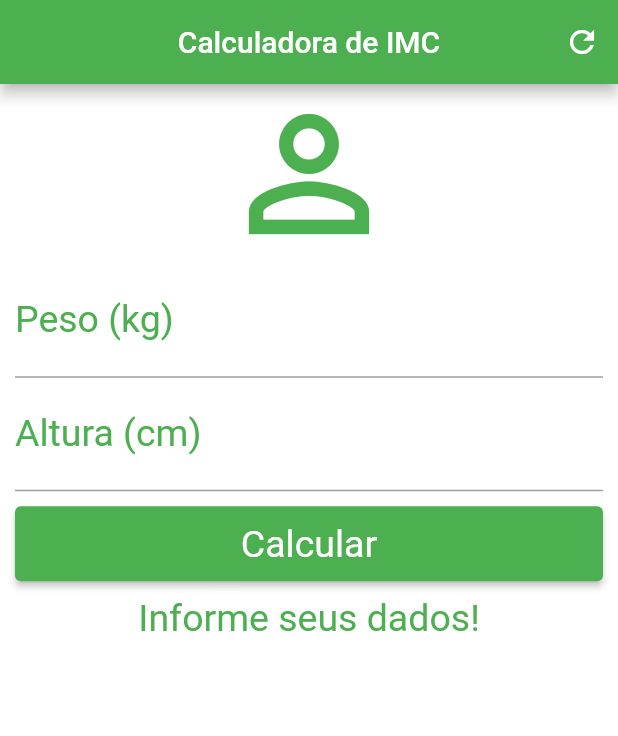
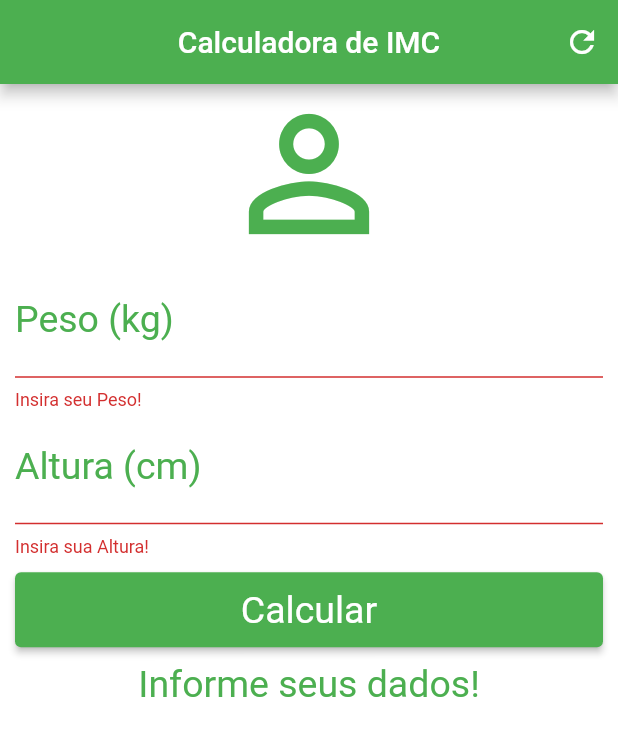
Before and after one commit to William-Souza-dev/Calculadora-IMC, a Flutter app: the screen it shows after launch, after a tap on "Calcular", on a phone screen of 412 x 824 dp. Shown: the top 736 px of the screen. Run offline on Flutter 3.47's test engine with Material 2 defaults, Android fonts, the phone set to English and light mode, and no system bars.

Commit message:
Concluido todas as Funções dos botões

```diff
--- a/calculadora_imc/lib/main.dart
+++ b/calculadora_imc/lib/main.dart
@@ -18,13 +18,38 @@ class Home extends StatefulWidget {
 class _HomeState extends State<Home> {
   TextEditingController pesoController = TextEditingController();
   TextEditingController alturaController = TextEditingController();
+  GlobalKey<FormState> _formKey = GlobalKey<FormState>();
 
   String _infoText = "Informe seus dados!";
 
   void _resetar() {
     pesoController.text = "";
     alturaController.text = "";
+    setState(() {
       _infoText = "Informe seus dados!";
+      _formKey = GlobalKey<FormState>();
+    });
+  }
+
+  void _calcular() {
+    setState(() {
+      double peso = double.parse(pesoController.text);
+      double altura = double.parse(alturaController.text) / 100;
+      double imc = peso / (altura * altura);
+      if (imc < 18.6) {
+        _infoText = "Abaixo do Peso (${imc.toStringAsPrecision(3)})";
+      } else if (imc >= 18.6 && imc < 24.9) {
+        _infoText = "Peso Ideal (${imc.toStringAsPrecision(3)})";
+      } else if (imc >= 25 && imc < 29.9) {
+        _infoText = "Levemente Acima do Peso (${imc.toStringAsPrecision(3)})";
+      } else if (imc >= 30 && imc < 34.9) {
+        _infoText = "Obesidade Grau I (${imc.toStringAsPrecision(3)})";
+      } else if (imc >= 35 && imc < 39.9) {
+        _infoText = "Obesidade Grau II (${imc.toStringAsPrecision(3)})";
+      } else if (imc >= 40) {
+        _infoText = "Obesidade Grau III (${imc.toStringAsPrecision(3)})";
+      }
+    });
   }
 
   @override
@@ -44,12 +69,15 @@ class _HomeState extends State<Home> {
       backgroundColor: Colors.white,
       body: SingleChildScrollView(
         padding: const EdgeInsets.fromLTRB(10.0, 0.0, 10.0, 0.0),
+        child: Form(
+          key: _formKey,
           child: Column(
             crossAxisAlignment: CrossAxisAlignment.stretch,
             children: [
-            const Icon(Icons.person_outline, size: 120.0, color: Colors.green),
-            TextField(
-              keyboardType: TextInputType.number,
+              const Icon(Icons.person_outline,
+                  size: 120.0, color: Colors.green),
+              TextFormField(
+                keyboardType: TextInputType.phone,
                 decoration: const InputDecoration(
                   labelText: "Peso (kg)",
                   labelStyle: TextStyle(color: Colors.green),
@@ -57,9 +85,14 @@ class _HomeState extends State<Home> {
                 textAlign: TextAlign.center,
                 style: const TextStyle(color: Colors.green, fontSize: 25.0),
                 controller: pesoController,
+                validator: (value) {
+                  if (value!.isEmpty) {
+                    return "Insira seu Peso!";
+                  }
+                },
               ),
-            TextField(
-              keyboardType: TextInputType.number,
+              TextFormField(
+                keyboardType: TextInputType.phone,
                 decoration: const InputDecoration(
                   labelText: "Altura (cm)",
                   labelStyle: TextStyle(color: Colors.green),
@@ -67,13 +100,22 @@ class _HomeState extends State<Home> {
                 textAlign: TextAlign.center,
                 style: const TextStyle(color: Colors.green, fontSize: 25.0),
                 controller: alturaController,
+                validator: (value) {
+                  if (value!.isEmpty) {
+                    return "Insira sua Altura!";
+                  }
+                },
               ),
               Padding(
                 padding: const EdgeInsets.only(top: 10, bottom: 10),
                 child: SizedBox(
                   height: 50.0,
                   child: ElevatedButton(
-                  onPressed: () {},
+                    onPressed: () {
+                      if (_formKey.currentState!.validate()) {
+                        _calcular();
+                      }
+                    },
                     child: const Text("Calcular"),
                     style: ElevatedButton.styleFrom(
                       primary: Colors.green,
@@ -93,6 +135,7 @@ class _HomeState extends State<Home> {
             ],
           ),
         ),
+      ),
     );
   }
 }
```
Lines whose indentation alone changed are shown as unchanged.
